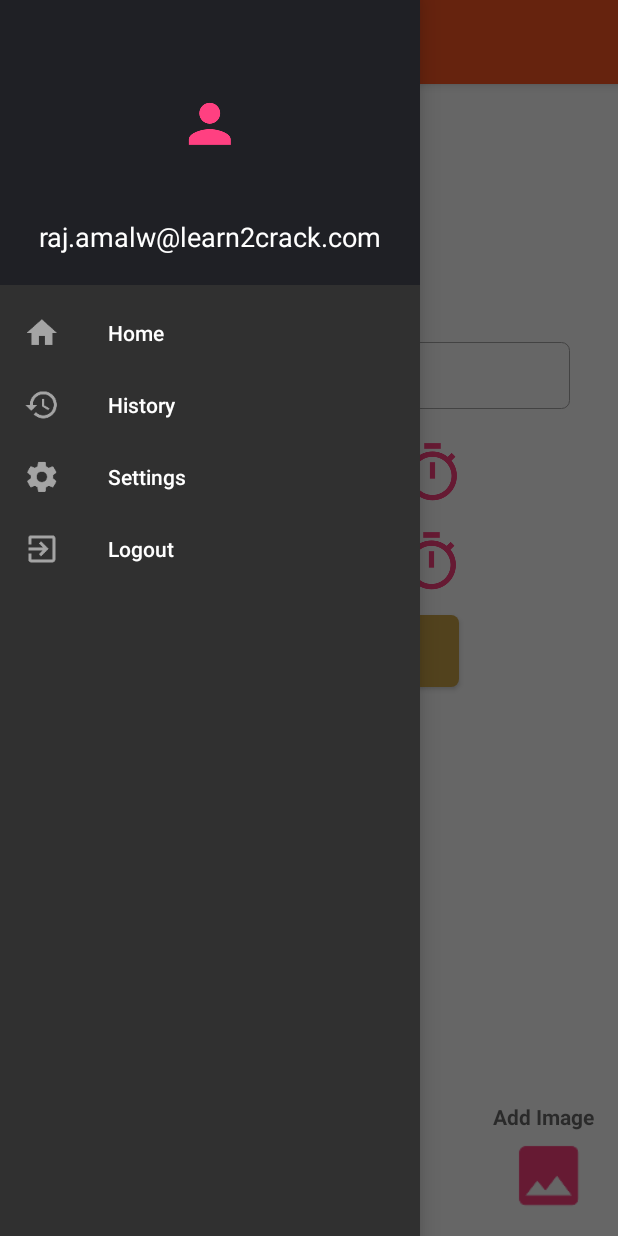
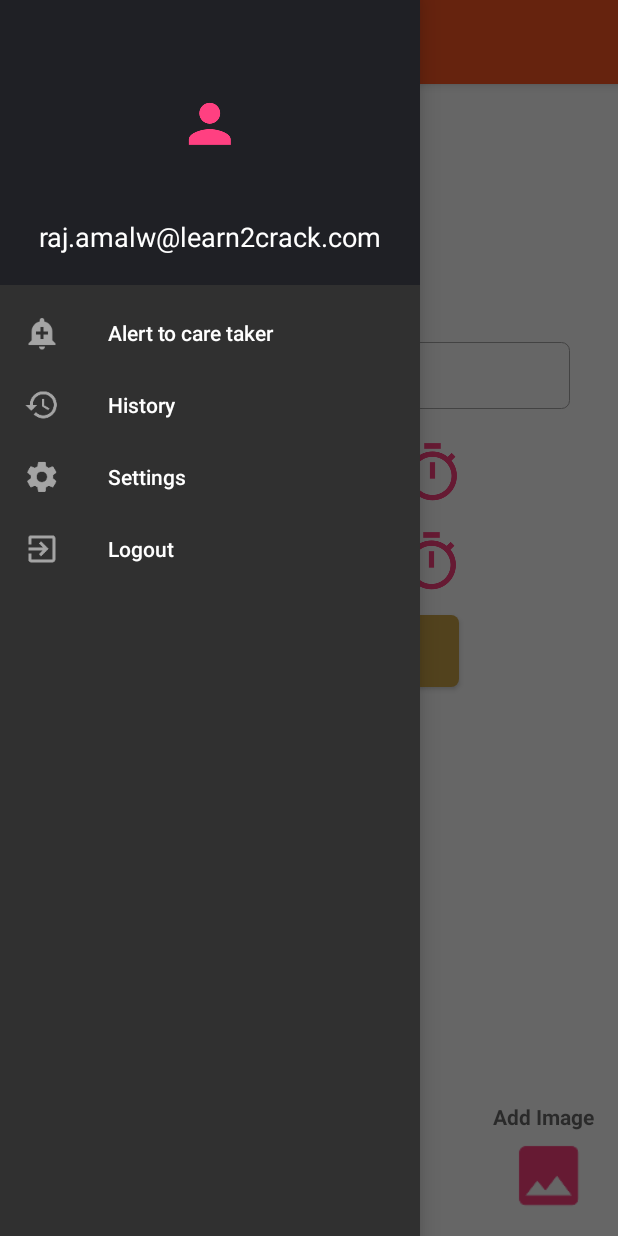
Before and after one commit to sanjaysingh1990/medicinereminder, an Android app: the screen it shows after launch (MainActivity), with the side drawer open, on a phone screen of 412 x 824 dp. Run offline under Robolectric (Android 15) with nearby library versions, the phone set to English and light mode, and no system bars; our stand-ins replace CircleImageView, data binding; libraries missing offline, so code that uses them is left out: io.realm; 2 statements that could not run were skipped.

```diff
--- a/app/src/main/res/menu/menu_navigation.xml
+++ b/app/src/main/res/menu/menu_navigation.xml
@@ -3,8 +3,8 @@
     <group android:checkableBehavior="single">
         <item
             android:id="@+id/home"
-            android:icon="@drawable/ic_navi_home_icon"
-            android:title="Home" />
+            android:icon="@drawable/ic_noti_alert_icon"
+            android:title="Alert to care taker" />
         <item
             android:id="@+id/history"
             android:icon="@drawable/ic_navi_history_icon"
```
Also changed, not shown: app/src/main/res/drawable-hdpi/ic_noti_alert_icon.png (added), app/src/main/res/drawable-mdpi/ic_noti_alert_icon.png (added), app/src/main/res/drawable-xhdpi/ic_noti_alert_icon.png (added), app/src/main/res/drawable-xxhdpi/ic_noti_alert_icon.png (added).
